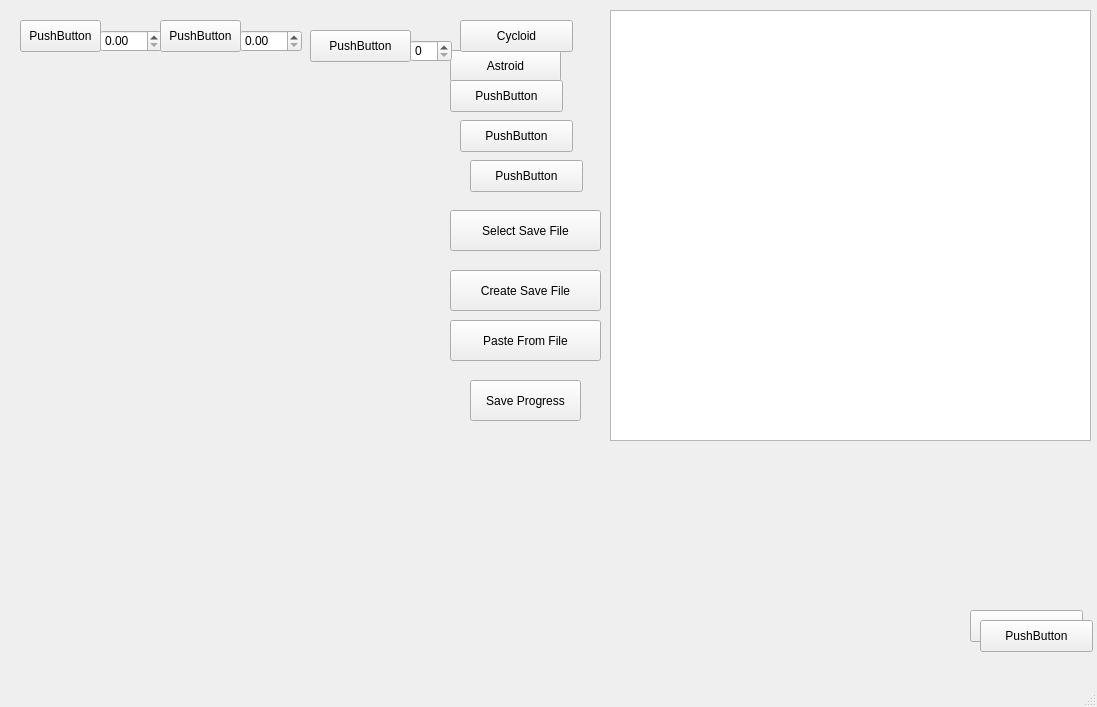
WSU-4110/Math_Scriptum, file mainwindow.ui: the form before one commit.
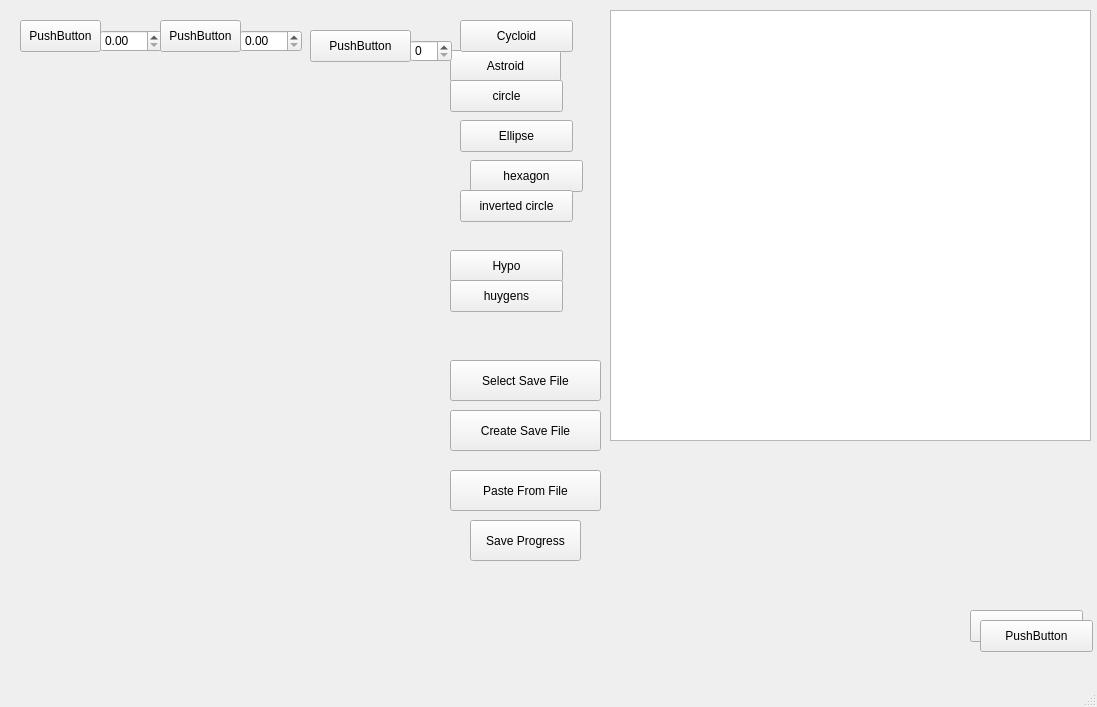
The form after the commit. Custom widgets are drawn as their Qt base class.

Diff of the .ui file:
```diff
--- a/mainwindow.ui
+++ b/mainwindow.ui
@@ -104,7 +104,7 @@
     <property name="geometry">
      <rect>
       <x>450</x>
-      <y>210</y>
+      <y>360</y>
       <width>151</width>
       <height>41</height>
      </rect>
@@ -117,7 +117,7 @@
     <property name="geometry">
      <rect>
       <x>450</x>
-      <y>270</y>
+      <y>410</y>
       <width>151</width>
       <height>41</height>
      </rect>
@@ -130,7 +130,7 @@
     <property name="geometry">
      <rect>
       <x>450</x>
-      <y>320</y>
+      <y>470</y>
       <width>151</width>
       <height>41</height>
      </rect>
@@ -143,7 +143,7 @@
     <property name="geometry">
      <rect>
       <x>470</x>
-      <y>380</y>
+      <y>520</y>
       <width>111</width>
       <height>41</height>
      </rect>
@@ -237,7 +237,7 @@
      </rect>
     </property>
     <property name="text">
-     <string>PushButton</string>
+     <string>circle</string>
     </property>
    </widget>
    <widget class="QPushButton" name="pushButton_7">
@@ -250,7 +250,7 @@
      </rect>
     </property>
     <property name="text">
-     <string>PushButton</string>
+     <string>Ellipse</string>
     </property>
    </widget>
    <widget class="QPushButton" name="pushButton_8">
@@ -263,7 +263,46 @@
      </rect>
     </property>
     <property name="text">
-     <string>PushButton</string>
+     <string>hexagon</string>
+    </property>
+   </widget>
+   <widget class="QPushButton" name="invertedCircle_Button">
+    <property name="geometry">
+     <rect>
+      <x>460</x>
+      <y>190</y>
+      <width>113</width>
+      <height>32</height>
+     </rect>
+    </property>
+    <property name="text">
+     <string>inverted circle</string>
+    </property>
+   </widget>
+   <widget class="QPushButton" name="hypo_Button">
+    <property name="geometry">
+     <rect>
+      <x>450</x>
+      <y>250</y>
+      <width>113</width>
+      <height>32</height>
+     </rect>
+    </property>
+    <property name="text">
+     <string>Hypo</string>
+    </property>
+   </widget>
+   <widget class="QPushButton" name="huyg_Button">
+    <property name="geometry">
+     <rect>
+      <x>450</x>
+      <y>280</y>
+      <width>113</width>
+      <height>32</height>
+     </rect>
+    </property>
+    <property name="text">
+     <string>huygens</string>
     </property>
    </widget>
   </widget>
```
Left out of the diff: 6 changed lines with no effect on the pictures.
